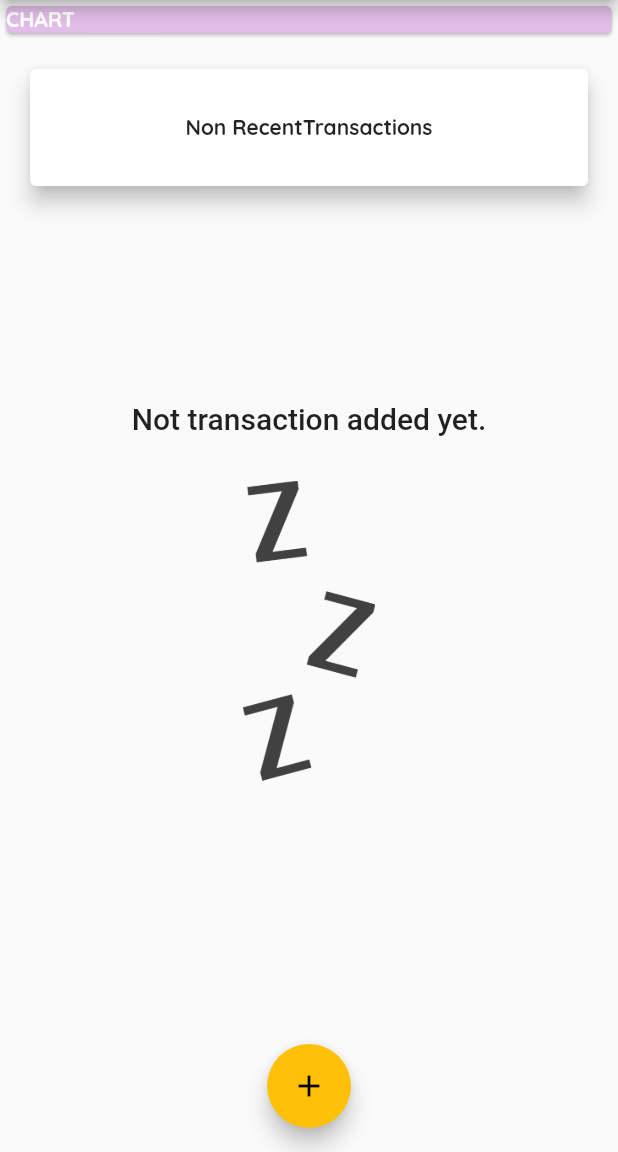
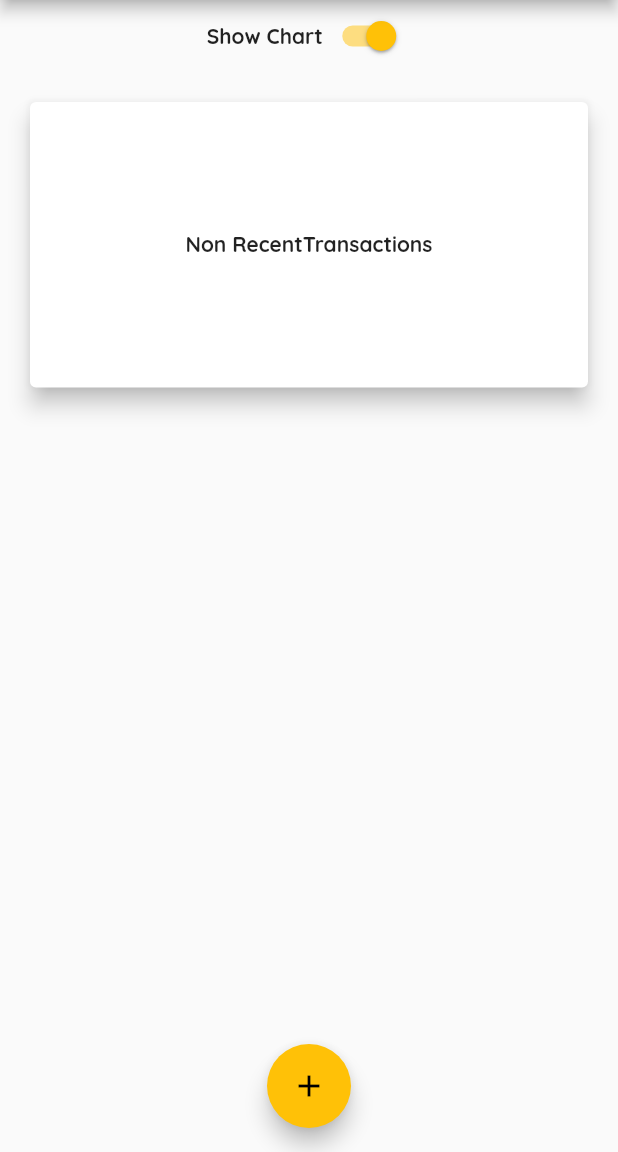
Before and after one commit to fztkm/Personal_expenses_app-_flutter, a Flutter app: the screen it shows after launch, on a phone screen of 412 x 824 dp, the part 84-1236 px from its top. Run offline on Flutter 3.47's test engine with Material 2 defaults, Android fonts, the phone set to English and light mode, and no system bars.

Commit message:
レスポンシブなサイズ

```diff
--- a/lib/main.dart
+++ b/lib/main.dart
@@ -1,10 +1,18 @@
 import 'package:flutter/material.dart';
+// import 'package:flutter/services.dart';
 import './widgets/chart.dart';
 import './widgets/new_transaction.dart';
 import './widgets/transactions_List.dart';
 import 'models/transaction.dart';
 
-void main() => runApp(MyApp());
+void main() {
+  // WidgetsFlutterBinding.ensureInitialized();
+  // SystemChrome.setPreferredOrientations([
+  //   DeviceOrientation.portraitDown,
+  //   DeviceOrientation.portraitUp,
+  // ]);
+  runApp(MyApp());
+}
 
 class MyApp extends StatelessWidget {
   const MyApp({Key? key}) : super(key: key);
@@ -50,6 +58,8 @@ class MyHomePage extends StatefulWidget {
 class _MyHomePageState extends State<MyHomePage> {
   List<Transaction> _userTransactions = [];
 
+  bool _showChart = true;
+
   List<Transaction> get _recentTransactions {
     return _userTransactions
         .where(
@@ -94,8 +104,7 @@ class _MyHomePageState extends State<MyHomePage> {
 
   @override
   Widget build(BuildContext context) {
-    return Scaffold(
-      appBar: AppBar(
+    AppBar appBar = AppBar(
       title: Text('Personal Expenses'),
       actions: [
         IconButton(
@@ -105,22 +114,43 @@ class _MyHomePageState extends State<MyHomePage> {
           icon: Icon(Icons.add),
         ),
       ],
-      ),
+    );
+
+    return Scaffold(
+      appBar: appBar,
       body: SingleChildScrollView(
         child: Column(
           children: [
             Container(
-              width: double.infinity,
-              child: Card(
-                color: Theme.of(context).primaryColorLight,
-                child: Text(
-                  'CHART',
-                  style: TextStyle(color: Colors.white),
+              child: Row(
+                mainAxisAlignment: MainAxisAlignment.center,
+                children: [
+                  Text('Show Chart'),
+                  Switch(
+                    value: _showChart,
+                    onChanged: (val) {
+                      setState(() {
+                        _showChart = val;
+                      });
+                    },
+                  ),
+                ],
               ),
             ),
-            ),
-            Chart(_recentTransactions),
-            TransactionsList(_userTransactions, _deleteTransaction),
+            _showChart
+                ? Container(
+                    height: (MediaQuery.of(context).size.height -
+                            appBar.preferredSize.height -
+                            MediaQuery.of(context).padding.top) *
+                        0.3,
+                    child: Chart(_recentTransactions))
+                : Container(
+                    height: (MediaQuery.of(context).size.height -
+                            appBar.preferredSize.height -
+                            MediaQuery.of(context).padding.top) *
+                        0.7,
+                    child: TransactionsList(
+                        _userTransactions, _deleteTransaction)),
           ],
         ),
       ),
```
Also changed, not shown: lib/widgets/chart_bar.dart (+13 -3 lines). Lines whose indentation alone changed are shown as unchanged.
